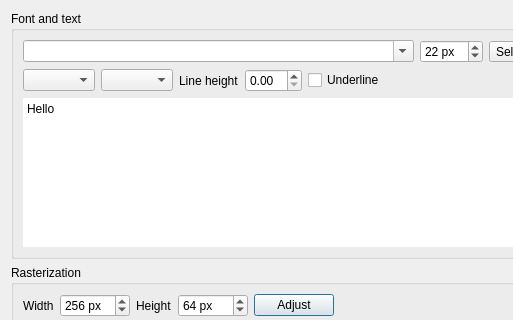
Qt form editor/gui/dlgtext.ui (ensisoft/detonator) before a commit; both pictures show x 0 to 513 and y 0 to 320 of the 600 by 800 pixel window.
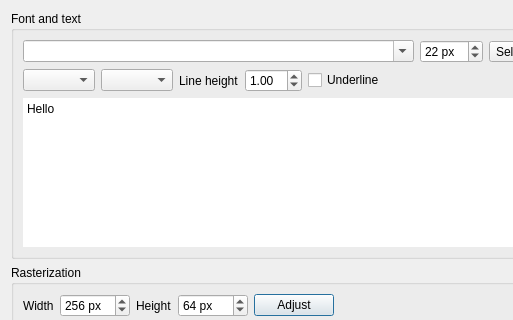
The same form after that commit. Icons and pictures are not drawn. Custom widgets are drawn as their Qt base class.

Commit message:
Fix default line height in texture from text dialog
Fix default line height in texture from text dialog. The default
has incorrectly changed to 0.0 at some point. Set it back to 1.0.

Patch:
```diff
--- a/editor/gui/dlgtext.ui
+++ b/editor/gui/dlgtext.ui
@@ -91,6 +91,9 @@
           <property name="singleStep">
            <double>0.100000000000000</double>
           </property>
+          <property name="value">
+           <double>1.000000000000000</double>
+          </property>
          </widget>
         </item>
         <item>
```
